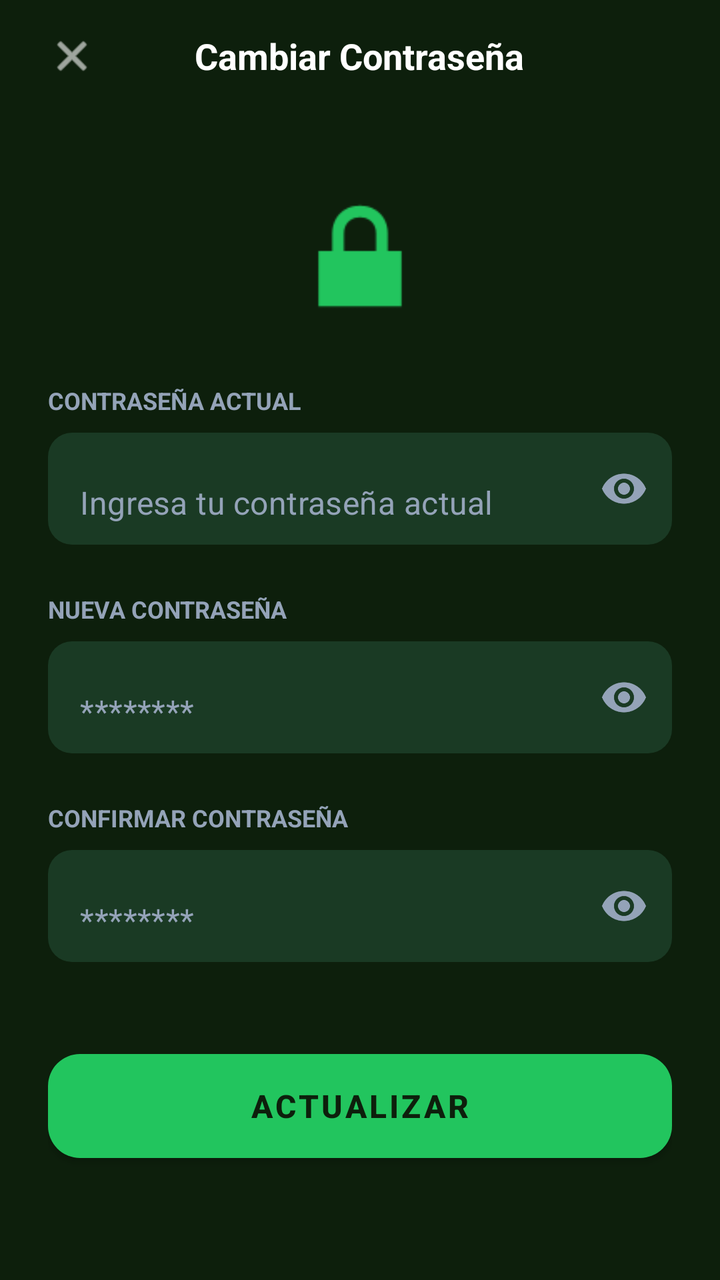
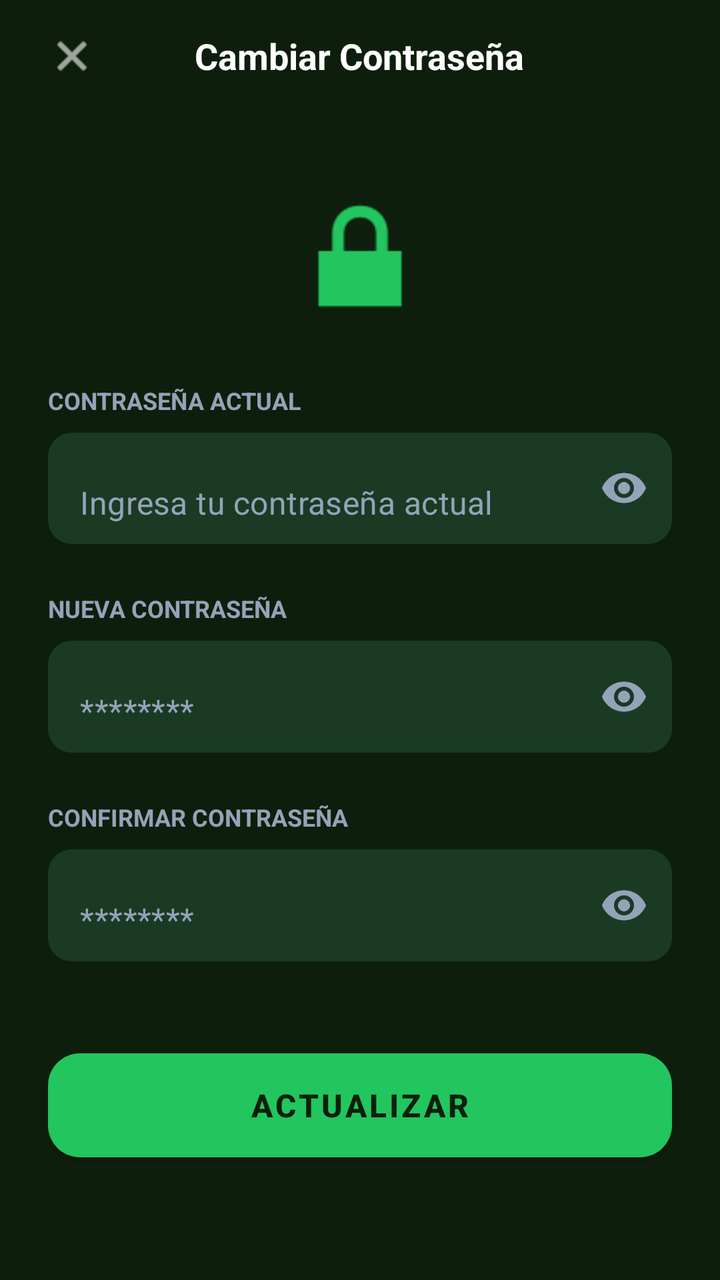

Two renders of the same Android screen: before a commit and after it. Below are the layout's source before the change and the commit's diff.
<!-- AndroidManifest.xml: activity theme Theme.MaterialComponents.DayNight.NoActionBar -->
<!-- res/layout/activity_cambiar_contrasena.xml -->
<?xml version="1.0" encoding="utf-8"?>

<androidx.constraintlayout.widget.ConstraintLayout xmlns:android="http://schemas.android.com/apk/res/android"
    xmlns:app="http://schemas.android.com/apk/res-auto"
    xmlns:tools="http://schemas.android.com/tools"
    android:layout_width="match_parent"
    android:layout_height="match_parent"
    android:background="@color/bg_dark"
    tools:context=".CambiarContrasenaActivity">

    
    <RelativeLayout
        android:id="@+id/header_pass"
        android:layout_width="match_parent"
        android:layout_height="?attr/actionBarSize"
        android:paddingHorizontal="16dp"
        app:layout_constraintTop_toTopOf="parent">

        <ImageView
            android:id="@+id/btn_close_pass"
            android:layout_width="40dp"
            android:layout_height="40dp"
            android:src="@android:drawable/ic_menu_close_clear_cancel"
            app:tint="@color/white"
            android:padding="8dp"
            android:layout_centerVertical="true"
            android:clickable="true"
            android:focusable="true"
            android:background="?attr/selectableItemBackgroundBorderless"/>

        <TextView
            android:layout_width="wrap_content"
            android:layout_height="wrap_content"
            android:text="Cambiar Contraseña"
            android:textColor="@color/white"
            android:textSize="18sp"
            android:textStyle="bold"
            android:layout_centerInParent="true"/>
    </RelativeLayout>

    <LinearLayout
        android:layout_width="match_parent"
        android:layout_height="wrap_content"
        android:orientation="vertical"
        android:paddingHorizontal="24dp"
        android:layout_marginTop="32dp"
        app:layout_constraintTop_toBottomOf="@id/header_pass">
        
        <ImageView
            android:layout_width="80dp"
            android:layout_height="80dp"
            android:layout_gravity="center_horizontal"
            android:layout_marginBottom="24dp"
            android:src="@android:drawable/ic_lock_lock"
            app:tint="@color/green_accent" />

        
        <TextView
            android:layout_width="wrap_content"
            android:layout_height="wrap_content"
            android:text="CONTRASEÑA ACTUAL"
            android:textColor="@color/text_on_dark_muted"
            android:textSize="12sp"
            android:textStyle="bold"
            android:layout_marginBottom="8dp"/>

        <com.google.android.material.textfield.TextInputLayout
            android:id="@+id/tilOldPassword"
            android:layout_width="match_parent"
            android:layout_height="wrap_content"
            android:layout_marginBottom="24dp"
            app:endIconMode="password_toggle"
            app:endIconTint="@color/text_on_dark_muted"
            app:hintEnabled="false"
            app:boxBackgroundMode="none">

            <com.google.android.material.textfield.TextInputEditText
                android:id="@+id/et_old_password"
                android:layout_width="match_parent"
                android:layout_height="56dp"
                android:background="@drawable/bg_stitch_input"
                android:paddingHorizontal="16dp"
                android:textColor="@color/white"
                android:inputType="textPassword"
                android:hint="Ingresa tu contraseña actual"
                android:textColorHint="@color/text_on_dark_muted" />
        </com.google.android.material.textfield.TextInputLayout>

        
        <TextView
            android:layout_width="wrap_content"
            android:layout_height="wrap_content"
            android:text="NUEVA CONTRASEÑA"
            android:textColor="@color/text_on_dark_muted"
            android:textSize="12sp"
            android:textStyle="bold"
            android:layout_marginBottom="8dp"/>

        <com.google.android.material.textfield.TextInputLayout
            android:id="@+id/tilNewPassword"
            android:layout_width="match_parent"
            android:layout_height="wrap_content"
            android:layout_marginBottom="24dp"
            app:endIconMode="password_toggle"
            app:endIconTint="@color/text_on_dark_muted"
            app:hintEnabled="false"
            app:boxBackgroundMode="none">

            <com.google.android.material.textfield.TextInputEditText
                android:id="@+id/et_new_password"
                android:layout_width="match_parent"
                android:layout_height="56dp"
                android:background="@drawable/bg_stitch_input"
                android:paddingHorizontal="16dp"
                android:textColor="@color/white"
                android:inputType="textPassword"
                android:hint="********"
                android:textColorHint="@color/text_on_dark_muted" />
        </com.google.android.material.textfield.TextInputLayout>

        
        <TextView
            android:layout_width="wrap_content"
            android:layout_height="wrap_content"
            android:text="CONFIRMAR CONTRASEÑA"
            android:textColor="@color/text_on_dark_muted"
            android:textSize="12sp"
            android:textStyle="bold"
            android:layout_marginBottom="8dp"/>

        <com.google.android.material.textfield.TextInputLayout
            android:id="@+id/tilConfirmPassword"
            android:layout_width="match_parent"
            android:layout_height="wrap_content"
            android:layout_marginBottom="40dp"
            app:endIconMode="password_toggle"
            app:endIconTint="@color/text_on_dark_muted"
            app:hintEnabled="false"
            app:boxBackgroundMode="none">

            <com.google.android.material.textfield.TextInputEditText
                android:id="@+id/et_confirm_password"
                android:layout_width="match_parent"
                android:layout_height="56dp"
                android:background="@drawable/bg_stitch_input"
                android:paddingHorizontal="16dp"
                android:textColor="@color/white"
                android:inputType="textPassword"
                android:hint="********"
                android:textColorHint="@color/text_on_dark_muted" />
        </com.google.android.material.textfield.TextInputLayout>

        <com.google.android.material.button.MaterialButton
            android:id="@+id/btn_update_pass"
            android:layout_width="match_parent"
            android:layout_height="64dp"
            android:text="Actualizar"
            android:textColor="@color/bg_dark"
            android:textStyle="bold"
            android:textSize="16sp"
            app:backgroundTint="@color/green_accent"
            app:cornerRadius="16dp" />

    </LinearLayout>

</androidx.constraintlayout.widget.ConstraintLayout>
<!-- resources referenced by this layout -->
<resources>
  <color name="bg_dark">#0D1F0C</color>
  <color name="green_accent">#22C55E</color>
  <color name="text_on_dark_muted">#94A3B8</color>
  <color name="white">#FFFFFFFF</color>
  <!-- drawable bg_stitch_input (drawable) -->
  <?xml version="1.0" encoding="utf-8"?>
  <shape xmlns:android="http://schemas.android.com/apk/res/android">
      <solid android:color="#1A3A24" />
      <corners android:radius="12dp" />
  </shape>
</resources>

<!-- the commit's change to res/layout/activity_cambiar_contrasena.xml (unified diff, before → after) -->
@@ -77,7 +77,7 @@
             <com.google.android.material.textfield.TextInputEditText
                 android:id="@+id/et_old_password"
                 android:layout_width="match_parent"
-                android:layout_height="56dp"
+                android:layout_height="wrap_content"
                 android:background="@drawable/bg_stitch_input"
                 android:paddingHorizontal="16dp"
                 android:textColor="@color/white"
